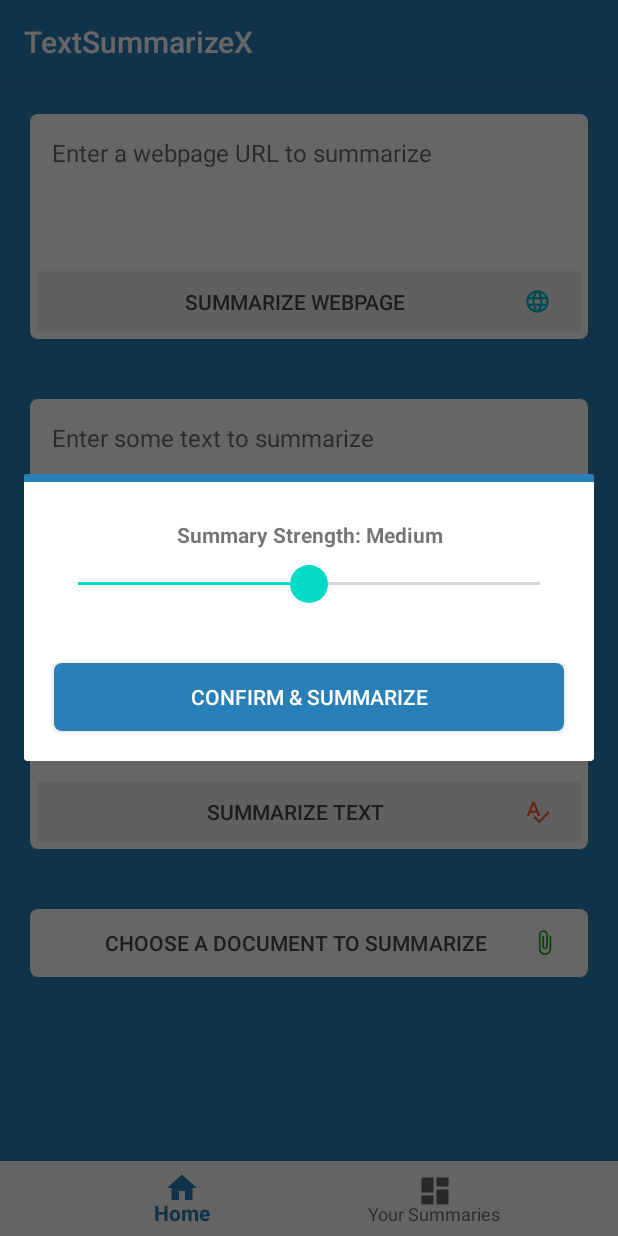
After one commit to Asutosh11/TextSummarizeX, an Android app: the fragment ConfirmDialogFragment placed in its activity, on a phone screen of 412 x 824 dp. The commit adds this screen. Run offline under Robolectric (Android 15) with nearby library versions, the phone set to English and light mode, and no system bars; libraries missing offline, so code that uses them is left out: io.objectbox; 1 statement that could not run was skipped.

Commit message:
UI/UX changes - android

```diff
--- a/app/src/main/java/com/thoughtleaf/textsummarizex/data/service/ForegroundService.kt
+++ b/app/src/main/java/com/thoughtleaf/textsummarizex/data/service/ForegroundService.kt
@@ -36,6 +36,7 @@
             val startIntent = Intent(context, ForegroundService::class.java)
             startIntent.putExtra("inputExtra", message)
             ContextCompat.startForegroundService(context, startIntent)
+            AppConstantsUtil.IS_FORGROUND_SERVICE_RUNNING = true
         }
 
         fun stopService(context: Context) {
@@ -128,5 +129,6 @@
         stopSelf()
         val mNotificationManager = getSystemService(Context.NOTIFICATION_SERVICE) as NotificationManager
         mNotificationManager.notify(0, createNotification(message))
+        AppConstantsUtil.IS_FORGROUND_SERVICE_RUNNING = false
     }
 }
--- /dev/null
+++ b/app/src/main/java/com/thoughtleaf/textsummarizex/ui/fragment/ConfirmDialogFragment.kt
@@ -0,0 +1,104 @@
+package com.thoughtleaf.textsummarizex.ui.fragment
+
+import android.app.Dialog
+import android.os.Bundle
+import android.view.LayoutInflater
+import android.view.View
+import android.view.ViewGroup
+import android.view.WindowManager
+import android.widget.Button
+import android.widget.SeekBar
+import android.widget.TextView
+import android.widget.Toast
+import androidx.annotation.NonNull
+import androidx.fragment.app.DialogFragment
+import com.thoughtleaf.textsummarizex.R
+import com.thoughtleaf.textsummarizex.data.service.ForegroundService
+import com.thoughtleaf.textsummarizex.util.AppConstantsUtil
+
+class ConfirmDialogFragment  : DialogFragment() {
+
+    lateinit var seekbar : SeekBar
+    lateinit var strengthTV : TextView
+    lateinit var warningTV : TextView
+    lateinit var confirmButton : Button
+
+    override fun onCreateView(inflater: LayoutInflater, container: ViewGroup?, savedInstanceState: Bundle?): View? {
+
+        val root = inflater.inflate(R.layout.dialog_fragment_confirm, container, false)
+
+        seekbar = root.findViewById(R.id.seek_bar)
+        strengthTV = root.findViewById(R.id.strength_text_tv)
+        confirmButton = root.findViewById(R.id.confirm_btn)
+        warningTV = root.findViewById(R.id.warning_tv)
+
+        if(!AppConstantsUtil.TYPE_OF_API_TO_FIRE.equals(AppConstantsUtil.API_TYPE_SUMMARIZE_URL)){
+            warningTV.visibility = View.GONE
+        }
+
+        confirmButton.setOnClickListener {
+            if(!AppConstantsUtil.IS_FORGROUND_SERVICE_RUNNING){
+                ForegroundService.startService(context?.applicationContext!!, "Summarizing Data from URL", AppConstantsUtil.TYPE_OF_API_TO_FIRE!!)
+                Toast.makeText(context?.applicationContext!!, "Summarization started. Check the notification area of your device.", Toast.LENGTH_LONG).show()
+            }
+            else{
+                Toast.makeText(context?.applicationContext!!, "One summarization task is already in progress. Please wait.", Toast.LENGTH_LONG).show()
+            }
+            dismiss()
+        }
+
+        seekbar.setOnSeekBarChangeListener(object : SeekBar.OnSeekBarChangeListener {
+            override fun onProgressChanged(seekBar: SeekBar, progress: Int, fromUser: Boolean) {
+
+                lateinit var textToShow : String
+
+                when (progress) {
+                    0 -> {
+                        textToShow = getString(R.string.summary_strength_low)
+                        AppConstantsUtil.FRACTION_OF_ORIGINAL_TEXT_IN_SUMMARY = 0.6F
+                    }
+                    1 -> {
+                        textToShow = getString(R.string.summary_strength_medium)
+                        AppConstantsUtil.FRACTION_OF_ORIGINAL_TEXT_IN_SUMMARY = 0.3F
+                    }
+                    2 -> {
+                        textToShow = getString(R.string.summary_strength_high)
+                        AppConstantsUtil.FRACTION_OF_ORIGINAL_TEXT_IN_SUMMARY = 0.1F
+                    }
+                    else -> {
+                        textToShow = getString(R.string.summary_strength_low)
+                        AppConstantsUtil.FRACTION_OF_ORIGINAL_TEXT_IN_SUMMARY = 0.3F
+                    }
+                }
+                strengthTV.text = textToShow
+            }
+
+            override fun onStartTrackingTouch(seekBar: SeekBar) {
+                //here we can write some code to do something whenever the user touche the seekbar
+            }
+
+            override fun onStopTrackingTouch(seekBar: SeekBar) {
+
+            }
+        })
+
+        return root
+    }
+
+    override fun onViewCreated(view: View, savedInstanceState: Bundle?) {
+        super.onViewCreated(view, savedInstanceState)
+    }
+
+    @NonNull
+    override fun onCreateDialog(savedInstanceState: Bundle?): Dialog {
+        val dialog: Dialog = super.onCreateDialog(savedInstanceState)
+
+        dialog.getWindow()?.setFlags(
+            WindowManager.LayoutParams.FLAG_FULLSCREEN,
+            WindowManager.LayoutParams.FLAG_FULLSCREEN
+        )
+        return dialog
+    }
+
+
+}
--- a/app/src/main/java/com/thoughtleaf/textsummarizex/ui/fragment/FirstFragment.kt
+++ b/app/src/main/java/com/thoughtleaf/textsummarizex/ui/fragment/FirstFragment.kt
@@ -48,7 +48,8 @@
                 }, object: TxCallback<Void> {
                     override fun txFinished(result: Void?, error: Throwable?) {
                         // start the foreground service
-                        ForegroundService.startService(activityContext.applicationContext, "Summarizing Data from URL", AppConstantsUtil.API_TYPE_SUMMARIZE_URL)
+                        AppConstantsUtil.TYPE_OF_API_TO_FIRE = AppConstantsUtil.API_TYPE_SUMMARIZE_URL
+                        showConfirmDialog()
                     }
                 })
             }
@@ -82,6 +83,7 @@
             }
             false
         }
+
     }
 
     fun chooseFile(view: View) {
@@ -153,4 +155,13 @@
         activityContext = context
     }
 
+    fun showConfirmDialog(){
+        val fm = activity?.supportFragmentManager
+        val dialogFragment = ConfirmDialogFragment()
+        val args = Bundle()
+        args.putString("type_of_api", "add_product")
+        dialogFragment.setArguments(args)
+        dialogFragment.show(fm!!, "dialog_fragment")
+    }
+
 }
--- a/app/src/main/java/com/thoughtleaf/textsummarizex/util/AppConstantsUtil.kt
+++ b/app/src/main/java/com/thoughtleaf/textsummarizex/util/AppConstantsUtil.kt
@@ -9,12 +9,13 @@
         val DOCUMENT_TYPE_DOC = "doc"
         val DOCUMENT_TYPE_DOCX = "docx"
 
-        val TYPE_OF_API_TO_FIRE: String? = null
+        var TYPE_OF_API_TO_FIRE: String? = null
         val API_TYPE_SUMMARIZE_FILE: String = "summarizeFile"
         val API_TYPE_SUMMARIZE_TEXT: String = "summarizeText"
         val API_TYPE_SUMMARIZE_URL: String = "summarizeUrl"
 
-        val FRACTION_OF_ORIGINAL_TEXT_IN_SUMMARY: Float = 0.3F
+        var FRACTION_OF_ORIGINAL_TEXT_IN_SUMMARY: Float = 0.3F
+        var IS_FORGROUND_SERVICE_RUNNING: Boolean = false
     }
 
 
--- /dev/null
+++ b/app/src/main/res/drawable/seek_bar_circle.xml
@@ -0,0 +1,12 @@
+<?xml version="1.0" encoding="utf-8"?>
+<shape
+    xmlns:android="http://schemas.android.com/apk/res/android"
+    android:shape="oval">
+
+    <solid
+        android:color="@color/colorAccent"/>
+
+    <size
+        android:width="25dp"
+        android:height="25dp"/>
+</shape>
--- /dev/null
+++ b/app/src/main/res/layout/dialog_fragment_confirm.xml
@@ -0,0 +1,60 @@
+<?xml version="1.0" encoding="utf-8"?>
+<LinearLayout
+    android:orientation="vertical"
+    xmlns:android="http://schemas.android.com/apk/res/android" android:layout_width="match_parent"
+    android:layout_height="match_parent">
+
+    <View
+        android:background="@color/colorPrimary"
+        android:layout_width="match_parent"
+        android:layout_height="5dp"
+        />
+
+    <TextView
+        android:id="@+id/warning_tv"
+        android:padding="20dp"
+        android:text="This functionality uses scrapping of data from the entered URL before summarizing it. You acknowledge that the data obtianed through this app is only for your personal reading and not for any profitable or illegal/criminal activity."
+        android:layout_width="match_parent"
+        android:layout_height="wrap_content"
+        android:layout_marginBottom="0dp"
+        />
+
+    <TextView
+        android:id="@+id/strength_text_tv"
+        android:layout_marginTop="20dp"
+        android:gravity="center"
+        android:padding="5dp"
+        android:textStyle="bold"
+        android:text="Summary Strength: Medium"
+        android:layout_width="match_parent"
+        android:layout_height="wrap_content"
+        android:layout_marginBottom="0dp"
+        />
+
+    <SeekBar
+        android:thumb="@drawable/seek_bar_circle"
+        android:layout_marginLeft="20dp"
+        android:layout_marginRight="20dp"
+        android:layout_marginBottom="20dp"
+        android:layout_marginTop="5dp"
+        android:id="@+id/seek_bar"
+        style="@style/SeekBarWithoutSteps"
+        android:layout_width="match_parent"
+        android:layout_height="wrap_content"
+        android:min="0"
+        android:max="2"
+        android:progress="1"/>
+
+    <Button
+        android:id="@+id/confirm_btn"
+        android:layout_width="match_parent"
+        android:layout_height="45dp"
+        android:layout_margin="20dp"
+        android:background="@drawable/border_edittext"
+        android:backgroundTint="@color/colorPrimary"
+        android:paddingLeft="20dp"
+        android:paddingRight="20dp"
+        android:text="Confirm &amp; Summarize"
+        android:textColor="@color/white" />
+
+</LinearLayout>
--- a/app/src/main/res/values/colors.xml
+++ b/app/src/main/res/values/colors.xml
@@ -6,4 +6,5 @@
     <color name="backgroundBlue">#2980B9</color>
     <color name="btn_color_first_fragment">#4A4A4A</color>
     <color name="doc_selected_green">#249F24</color>
+    <color name="white">#fff</color>
 </resources>
--- a/app/src/main/res/values/strings.xml
+++ b/app/src/main/res/values/strings.xml
@@ -15,4 +15,7 @@
     <string name="title_home">Home</string>
     <string name="title_dashboard">Dashboard</string>
     <string name="title_notifications">Notifications</string>
+    <string name="summary_strength_low">Summary Strength: Low</string>
+    <string name="summary_strength_medium">Summary Strength: Medium</string>
+    <string name="summary_strength_high">Summary Strength: High</string>
 </resources>
--- a/app/src/main/res/values/styles.xml
+++ b/app/src/main/res/values/styles.xml
@@ -6,6 +6,10 @@
         <item name="colorPrimary">@color/colorPrimary</item>
         <item name="colorPrimaryDark">@color/colorPrimaryDark</item>
         <item name="colorAccent">@color/colorAccent</item>
+    </style>
+
+    <style name="SeekBarWithoutSteps" parent="Base.Widget.AppCompat.SeekBar.Discrete">
+        <item name="tickMark">@null</item>
     </style>
 
     <style name="AppTheme.NoActionBar">
```
